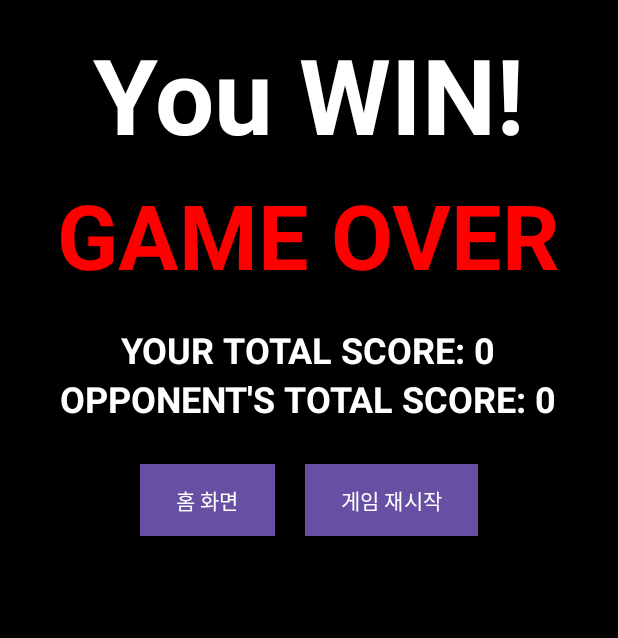
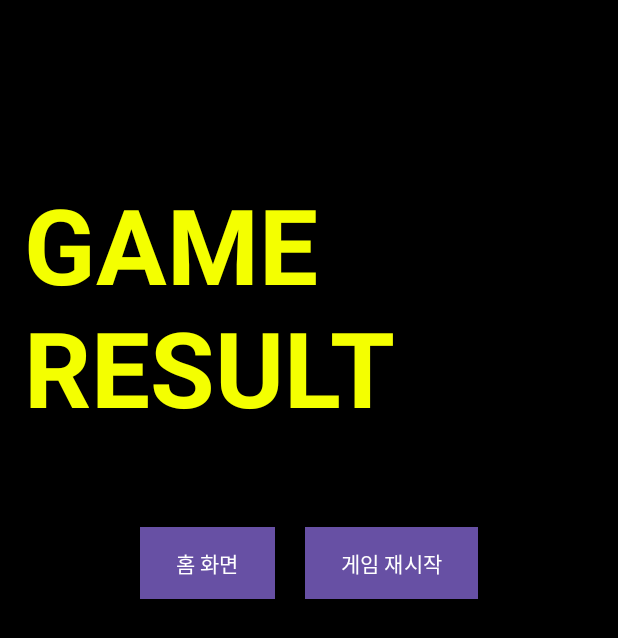
Before and after one commit to 2024pacmandual/PacmanDual, an Android app: the layout end.xml on its own in the app's theme, with its tools: preview values and no code run, on a phone screen of 412 x 824 dp. Shown: the top 638 px of the screen. Run offline under Robolectric (Android 15) with nearby library versions, the light colour scheme and no system bars.

Commit message:
second commit

```diff
--- a/app/src/main/res/layout/twoplayer_end.xml
+++ b/app/src/main/res/layout/end.xml
@@ -1,68 +1,72 @@
-<?xml version="1.0" encoding="utf-8"?>
 <RelativeLayout xmlns:android="http://schemas.android.com/apk/res/android"
     android:layout_width="match_parent"
     android:layout_height="match_parent"
     android:background="#000000"
     android:padding="16dp">
 
+    <!-- Game Result -->
     <TextView
         android:id="@+id/gameresultText"
         android:layout_width="wrap_content"
         android:layout_height="wrap_content"
         android:layout_centerHorizontal="true"
-        android:text="You WIN!"
+        android:layout_marginTop="100dp"
+        android:text="GAME RESULT"
         android:textSize="70sp"
-        android:textColor="#FFFFFF"
+        android:textColor="#f4ff00"
         android:textStyle="bold" />
 
-    <!-- Game Over Text -->
-    <TextView
-        android:id="@+id/gameOverText"
-        android:layout_width="wrap_content"
-        android:layout_height="wrap_content"
-        android:layout_centerHorizontal="true"
-        android:layout_marginTop="100dp"
-        android:text="GAME OVER"
-        android:textSize="60sp"
-        android:textColor="#FF0000"
-        android:textStyle="bold" />
-
-    <!-- Total Score Text -->
+    <!-- Single-Player Score -->
     <TextView
         android:id="@+id/totalScoreText"
         android:layout_width="wrap_content"
         android:layout_height="wrap_content"
-        android:layout_below="@id/gameOverText"
+        android:layout_below="@id/gameresultText"
         android:layout_centerHorizontal="true"
         android:layout_marginTop="20dp"
         android:text="YOUR TOTAL SCORE: 0"
         android:textSize="24sp"
         android:textColor="#FFFFFF"
-        android:textStyle="bold" />
+        android:visibility="gone" />
 
-    <TextView
-        android:id="@+id/opptotalScoreText"
+    <!-- Two-Player Scores -->
+    <LinearLayout
+        android:id="@+id/twoPlayerScoreLayout"
         android:layout_width="wrap_content"
         android:layout_height="wrap_content"
-        android:layout_below="@id/totalScoreText"
+        android:layout_below="@id/gameresultText"
         android:layout_centerHorizontal="true"
-        android:layout_marginTop="0dp"
-        android:text="OPPONENT'S TOTAL SCORE: 0"
-        android:textSize="24sp"
-        android:textColor="#FFFFFF"
-        android:textStyle="bold" />
+        android:layout_marginTop="20dp"
+        android:orientation="vertical"
+        android:visibility="gone">
 
-    <!-- Buttons Layout -->
+        <TextView
+            android:id="@+id/player1ScoreText"
+            android:layout_width="wrap_content"
+            android:layout_height="wrap_content"
+            android:text="PLAYER 1 SCORE: 0"
+            android:textSize="24sp"
+            android:textColor="#FFFFFF" />
+
+        <TextView
+            android:id="@+id/player2ScoreText"
+            android:layout_width="wrap_content"
+            android:layout_height="wrap_content"
+            android:text="PLAYER 2 SCORE: 0"
+            android:textSize="24sp"
+            android:textColor="#FFFFFF" />
+    </LinearLayout>
+
+    <!-- Buttons -->
     <LinearLayout
         android:id="@+id/buttonLayout"
         android:layout_width="wrap_content"
         android:layout_height="wrap_content"
-        android:layout_below="@id/totalScoreText"
+        android:layout_below="@id/twoPlayerScoreLayout"
         android:layout_centerHorizontal="true"
         android:orientation="horizontal"
         android:layout_marginTop="60dp">
 
-        <!-- Back to Start Screen Button -->
         <Button
             android:id="@+id/backToStartButton"
             android:layout_width="wrap_content"
@@ -71,7 +75,6 @@
             android:background="#4CAF50"
             android:textColor="#FFFFFF" />
 
-        <!-- Restart Game Button -->
         <Button
             android:id="@+id/restartGameButton"
             android:layout_width="wrap_content"
```
Also changed, not shown: app/src/main/java/mp/project/pacmandual/PacmanView.java (+49 -22 lines), app/src/main/res/layout/play.xml (added, +24 -0 lines).
